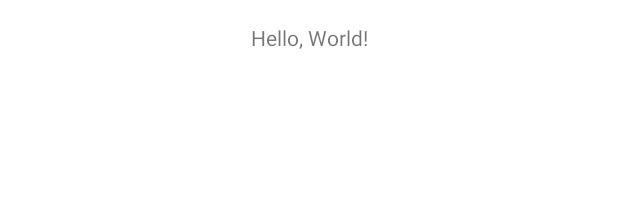
After one commit to davslabs/tp3.cars, an Android app: the layout fragment_profile.xml on its own in the app's theme, with its tools: preview values and no code run, on a phone screen of 412 x 824 dp. The commit adds this screen. Shown: the top 220 px of the screen. Run offline under Robolectric (Android 15) with nearby library versions, the phone set to English and light mode, and no system bars.

Commit message:
feat: Agregar ProfileFragment + SharedViewModel + Navigation

```diff
--- a/app/src/main/res/layout/fragment_home.xml
+++ b/app/src/main/res/layout/fragment_home.xml
@@ -5,9 +5,6 @@
     android:layout_width="match_parent"
     android:layout_height="match_parent"
     tools:context=".ui.fragments.HomeFragment">
-
-    <!-- TODO: Update blank fragment layout -->
-
 
     <androidx.constraintlayout.widget.ConstraintLayout
         android:layout_width="match_parent"
@@ -19,7 +16,4 @@
             tools:layout_editor_absoluteX="-48dp"
             tools:layout_editor_absoluteY="-5dp" />
     </androidx.constraintlayout.widget.ConstraintLayout>
-
-
-
 </FrameLayout>
--- /dev/null
+++ b/app/src/main/res/layout/fragment_profile.xml
@@ -0,0 +1,26 @@
+<?xml version="1.0" encoding="utf-8"?>
+<FrameLayout xmlns:android="http://schemas.android.com/apk/res/android"
+    xmlns:app="http://schemas.android.com/apk/res-auto"
+    xmlns:tools="http://schemas.android.com/tools"
+    android:layout_width="match_parent"
+    android:layout_height="match_parent"
+    tools:context=".ui.fragments.ProfileFragment">
+
+    <androidx.constraintlayout.widget.ConstraintLayout
+        android:layout_width="match_parent"
+        android:layout_height="50dp">
+
+        <TextView
+            android:id="@+id/username"
+            android:layout_width="wrap_content"
+            android:layout_height="wrap_content"
+            android:layout_marginStart="8dp"
+            android:layout_marginEnd="8dp"
+            android:text="Hello, World!"
+            app:layout_constraintStart_toStartOf="parent"
+            app:layout_constraintEnd_toEndOf="parent"
+            app:layout_constraintTop_toTopOf="parent"
+            app:layout_constraintBottom_toBottomOf="parent" />
+
+    </androidx.constraintlayout.widget.ConstraintLayout>
+</FrameLayout>
--- a/app/src/main/res/menu/menu.xml
+++ b/app/src/main/res/menu/menu.xml
@@ -14,7 +14,7 @@
         android:icon="@drawable/lupa"
         android:title="Buscar" />
     <item
-        android:id="@+id/perfil"
+        android:id="@+id/profile"
         android:icon="@drawable/silueta_de_usuario"
         android:title="Perfil" />
 </menu>
```
Also changed, not shown: app/src/main/AndroidManifest.xml (+4 -4 lines), app/src/main/java/ort/tp3/cars/ui/fragments/HomeFragment.kt (+2 -5 lines), app/src/main/java/ort/tp3/cars/ui/fragments/ProfileFragment.kt (added, +35 -0 lines), app/src/main/java/ort/tp3/cars/ui/viewmodels/SharedViewModel.kt (added, +15 -0 lines), app/src/main/java/ort/tp3/cars/ui/views/LoginActivity.kt (+16 -0 lines), app/src/main/java/ort/tp3/cars/ui/views/MainActivity.kt (+21 -19 lines), app/src/main/res/layout/activity_login.xml (+5 -5 lines), app/src/main/res/layout/activity_main.xml (+30 -16 lines), app/src/main/res/navigation/navgraph.xml (renamed from app/src/main/res/navigation/home_nav.xml, +9 -3 lines).
